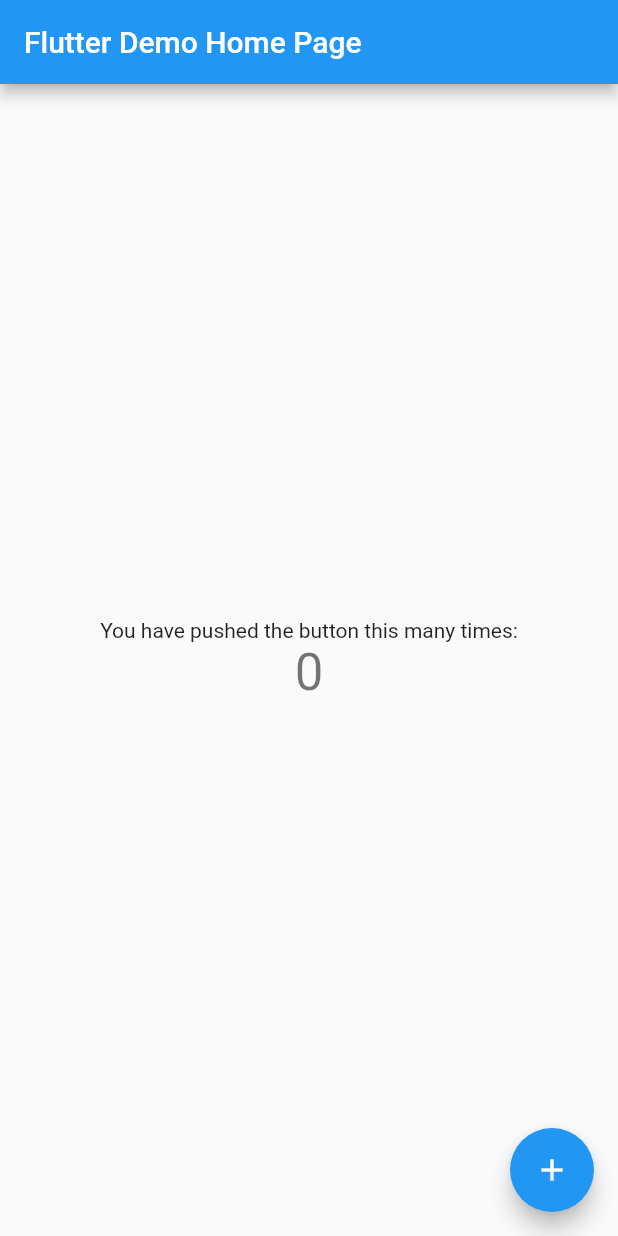
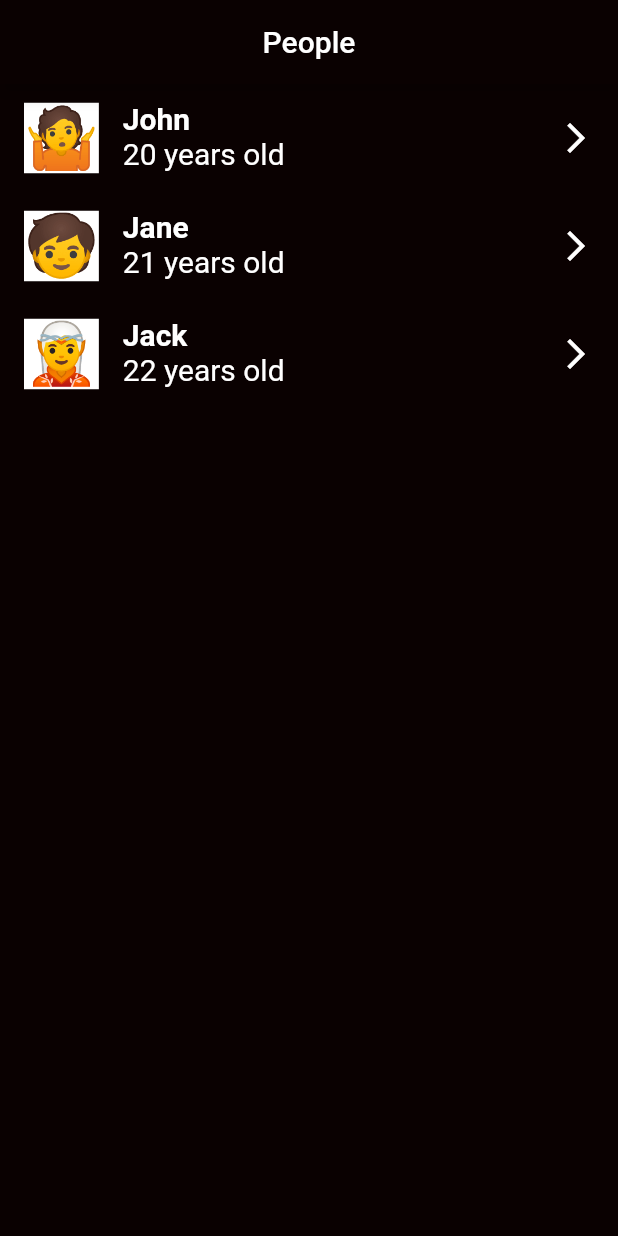
Before and after one commit to kkmaurice/Flutter-Animations-Series, a Flutter app: the screen it shows after launch, on a phone screen of 412 x 824 dp. Run offline on Flutter 3.47's test engine with Material 2 defaults, Android fonts, the phone set to English and light mode, and no system bars.

Commit message:
finished hero animation

```diff
--- /dev/null
+++ b/animation_4/lib/home_page.dart
@@ -0,0 +1,140 @@
+// ignore_for_file: public_member_api_docs, sort_constructors_first
+import 'package:flutter/material.dart';
+import 'package:flutter/src/widgets/framework.dart';
+import 'package:flutter/src/widgets/placeholder.dart';
+
+class Person {
+  final String name;
+  final int age;
+  final String imoji;
+  Person({
+    required this.name,
+    required this.age,
+    required this.imoji,
+  });
+}
+
+final people = [
+  Person(name: 'John', age: 20, imoji: '🤷'),
+  Person(name: 'Jane', age: 21, imoji: '🧒'),
+  Person(name: 'Jack', age: 22, imoji: '🧝'),
+];
+
+class MyHomePage extends StatefulWidget {
+  const MyHomePage({super.key});
+
+  @override
+  State<MyHomePage> createState() => _MyHomePageState();
+}
+
+class _MyHomePageState extends State<MyHomePage> {
+  @override
+  Widget build(BuildContext context) {
+    return Scaffold(
+        appBar: AppBar(
+            centerTitle: true,
+            title: const Text('People'),
+            backgroundColor: const Color.fromARGB(255, 10, 1, 1)),
+        backgroundColor: const Color.fromARGB(255, 10, 1, 1),
+        body: ListView.builder(
+          itemCount: people.length,
+          itemBuilder: (context, index) {
+            final person = people[index];
+            return ListTile(
+              onTap: () {
+                Navigator.push(
+                  context,
+                  MaterialPageRoute(
+                    builder: (context) => DetailsPage(
+                        age: person.age,
+                        name: person.name,
+                        imoji: person.imoji),
+                  ),
+                );
+              },
+              leading: Material(
+                color: Colors.white,
+                child: Hero(
+                  tag: person.imoji,
+                  child: Text(
+                    person.imoji,
+                    style: const TextStyle(fontSize: 40, color: Colors.white),
+                  ),
+                ),
+              ),
+              title: Text(person.name,
+                  style: const TextStyle(
+                      fontSize: 20,
+                      fontWeight: FontWeight.bold,
+                      color: Colors.white)),
+              subtitle: Text('${person.age} years old',
+                  style: const TextStyle(fontSize: 20, color: Colors.white)),
+              trailing:
+                  const Icon(Icons.arrow_forward_ios, color: Colors.white),
+            );
+          },
+        ));
+  }
+}
+
+class DetailsPage extends StatelessWidget {
+  String name;
+  int age;
+  String imoji;
+  DetailsPage({
+    Key? key,
+    required this.name,
+    required this.age,
+    required this.imoji,
+  }) : super(key: key);
+
+  @override
+  Widget build(BuildContext context) {
+    return Scaffold(
+        backgroundColor: Colors.black.withOpacity(0.8),
+        appBar: AppBar(
+          centerTitle: true,
+          title: Hero(
+              flightShuttleBuilder:
+                  (context, animation, direction, fromContext, toContext) {
+                return Material(
+                    color: Colors.transparent,
+                    child: ScaleTransition(
+                        scale: animation.drive(
+                      Tween<double>(begin: 0.0, end: 1.0).chain(
+                        CurveTween(curve: Curves.fastOutSlowIn),
+                      ),
+                    ))
+                    // Text(
+                    //   '🔥',
+                    //   style: TextStyle(
+                    //       fontSize: 20,
+                    //       fontWeight: FontWeight.bold,
+                    //       color: Colors.white),
+                    // ),
+                    );
+              },
+              tag: imoji,
+              child: Material(
+                  color: Colors.transparent,
+                  child: Text(imoji, style: const TextStyle(fontSize: 40)))),
+          backgroundColor: const Color.fromARGB(255, 10, 1, 1),
+        ),
+        body: Center(
+          child: Column(
+            //mainAxisAlignment: MainAxisAlignment.center,
+            crossAxisAlignment: CrossAxisAlignment.center,
+            children: [
+              const SizedBox(height: 30),
+              Text(name,
+                  style: const TextStyle(
+                      fontSize: 20,
+                      fontWeight: FontWeight.bold,
+                      color: Colors.white)),
+              Text('$age years old',
+                  style: const TextStyle(fontSize: 20, color: Colors.white)),
+            ],
+          ),
+        ));
+  }
+}
--- a/animation_4/lib/main.dart
+++ b/animation_4/lib/main.dart
@@ -1,4 +1,6 @@
 import 'package:flutter/material.dart';
+
+import 'home_page.dart';
 
 void main() {
   runApp(const MyApp());
@@ -13,103 +15,9 @@ class MyApp extends StatelessWidget {
     return MaterialApp(
       title: 'Flutter Demo',
       theme: ThemeData(
-        // This is the theme of your application.
-        //
-        // Try running your application with "flutter run". You'll see the
-        // application has a blue toolbar. Then, without quitting the app, try
-        // changing the primarySwatch below to Colors.green and then invoke
-        // "hot reload" (press "r" in the console where you ran "flutter run",
-        // or simply save your changes to "hot reload" in a Flutter IDE).
-        // Notice that the counter didn't reset back to zero; the application
-        // is not restarted.
         primarySwatch: Colors.blue,
       ),
-      home: const MyHomePage(title: 'Flutter Demo Home Page'),
+      home: const MyHomePage(),
     );
   }
 }
-
-class MyHomePage extends StatefulWidget {
-  const MyHomePage({super.key, required this.title});
-
-  // This widget is the home page of your application. It is stateful, meaning
-  // that it has a State object (defined below) that contains fields that affect
-  // how it looks.
-
-  // This class is the configuration for the state. It holds the values (in this
-  // case the title) provided by the parent (in this case the App widget) and
-  // used by the build method of the State. Fields in a Widget subclass are
-  // always marked "final".
-
-  final String title;
-
-  @override
-  State<MyHomePage> createState() => _MyHomePageState();
-}
-
-class _MyHomePageState extends State<MyHomePage> {
-  int _counter = 0;
-
-  void _incrementCounter() {
-    setState(() {
-      // This call to setState tells the Flutter framework that something has
-      // changed in this State, which causes it to rerun the build method below
-      // so that the display can reflect the updated values. If we changed
-      // _counter without calling setState(), then the build method would not be
-      // called again, and so nothing would appear to happen.
-      _counter++;
-    });
-  }
-
-  @override
-  Widget build(BuildContext context) {
-    // This method is rerun every time setState is called, for instance as done
-    // by the _incrementCounter method above.
-    //
-    // The Flutter framework has been optimized to make rerunning build methods
-    // fast, so that you can just rebuild anything that needs updating rather
-    // than having to individually change instances of widgets.
-    return Scaffold(
-      appBar: AppBar(
-        // Here we take the value from the MyHomePage object that was created by
-        // the App.build method, and use it to set our appbar title.
-        title: Text(widget.title),
-      ),
-      body: Center(
-        // Center is a layout widget. It takes a single child and positions it
-        // in the middle of the parent.
-        child: Column(
-          // Column is also a layout widget. It takes a list of children and
-          // arranges them vertically. By default, it sizes itself to fit its
-          // children horizontally, and tries to be as tall as its parent.
-          //
-          // Invoke "debug painting" (press "p" in the console, choose the
-          // "Toggle Debug Paint" action from the Flutter Inspector in Android
-          // Studio, or the "Toggle Debug Paint" command in Visual Studio Code)
-          // to see the wireframe for each widget.
-          //
-          // Column has various properties to control how it sizes itself and
-          // how it positions its children. Here we use mainAxisAlignment to
-          // center the children vertically; the main axis here is the vertical
-          // axis because Columns are vertical (the cross axis would be
-          // horizontal).
-          mainAxisAlignment: MainAxisAlignment.center,
-          children: <Widget>[
-            const Text(
-              'You have pushed the button this many times:',
-            ),
-            Text(
-              '$_counter',
-              style: Theme.of(context).textTheme.headlineMedium,
-            ),
-          ],
-        ),
-      ),
-      floatingActionButton: FloatingActionButton(
-        onPressed: _incrementCounter,
-        tooltip: 'Increment',
-        child: const Icon(Icons.add),
-      ), // This trailing comma makes auto-formatting nicer for build methods.
-    );
-  }
-}
```
